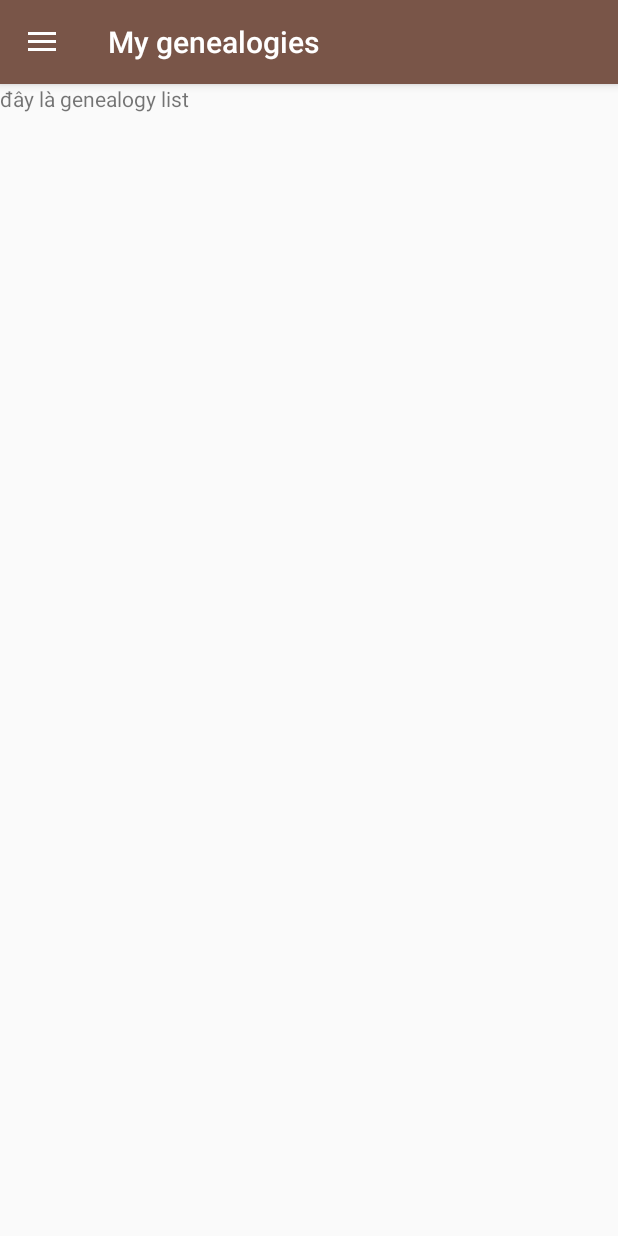
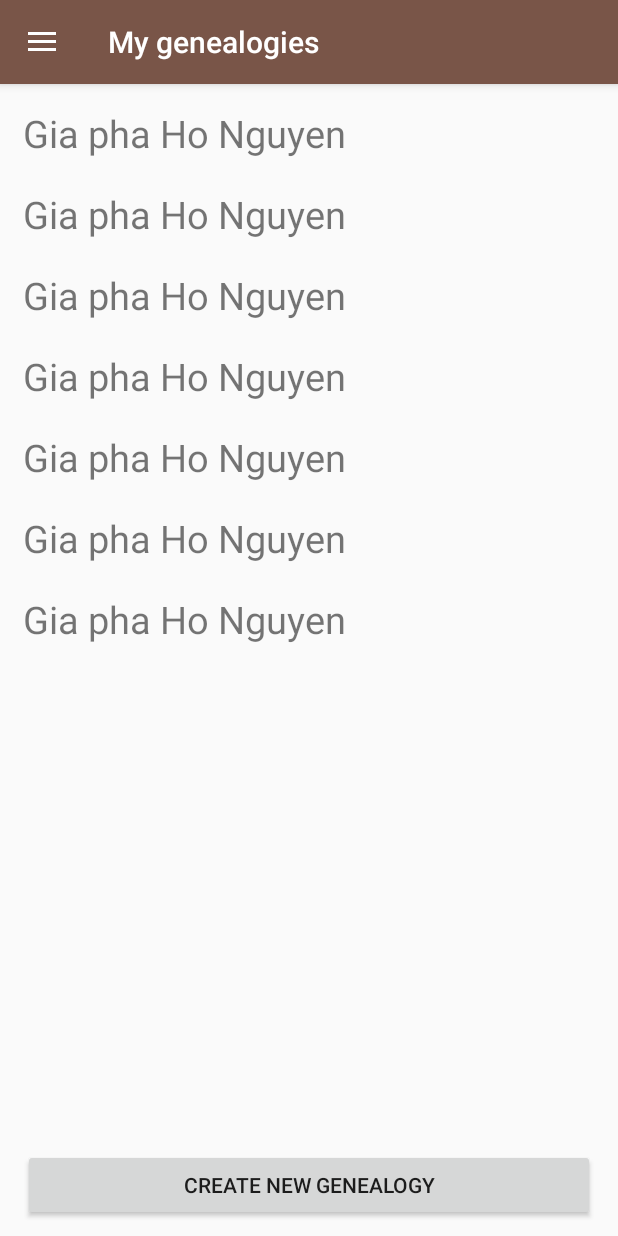
Before and after one commit to ntngocanh21/Genealogy-Android, an Android app: the GenealogyActivity screen opened directly, with no data from a screen before it, on a phone screen of 412 x 824 dp. Run offline under Robolectric (Android 15) with nearby library versions, the light colour scheme and no system bars; our stand-ins replace ButterKnife.

Commit message:
create screens

```diff
--- a/app/build.gradle
+++ b/app/build.gradle
@@ -24,6 +24,7 @@ dependencies {
     implementation 'com.android.support:design:27.1.1'
     implementation 'com.android.support:appcompat-v7:27.1.1'
     implementation 'com.android.support.constraint:constraint-layout:1.1.3'
+    implementation 'com.android.support:support-v4:27.1.1'
     testImplementation 'junit:junit:4.12'
     androidTestImplementation 'com.android.support.test:runner:1.0.2'
     androidTestImplementation 'com.android.support.test.espresso:espresso-core:3.0.2'
--- /dev/null
+++ b/app/src/main/java/com/senior/project/genealogy/response/Genealogy.java
@@ -0,0 +1,49 @@
+package com.senior.project.genealogy.response;
+
+import com.google.gson.annotations.Expose;
+import com.google.gson.annotations.SerializedName;
+
+public class Genealogy {
+
+    @SerializedName("id")
+    @Expose
+    private Integer id;
+
+    @SerializedName("name")
+    @Expose
+    private String name;
+
+    @SerializedName("history")
+    @Expose
+    private String history;
+
+    public Genealogy(Integer id, String name, String history) {
+        this.id = id;
+        this.name = name;
+        this.history = history;
+    }
+
+    public Integer getId() {
+        return id;
+    }
+
+    public void setId(Integer id) {
+        this.id = id;
+    }
+
+    public String getName() {
+        return name;
+    }
+
+    public void setName(String name) {
+        this.name = name;
+    }
+
+    public String getHistory() {
+        return history;
+    }
+
+    public void setHistory(String history) {
+        this.history = history;
+    }
+}
--- a/app/src/main/java/com/senior/project/genealogy/view/activity/genealogy/GenealogyActivity.java
+++ b/app/src/main/java/com/senior/project/genealogy/view/activity/genealogy/GenealogyActivity.java
@@ -1,7 +1,10 @@
 package com.senior.project.genealogy.view.activity.genealogy;
 
 import android.content.Intent;
+import android.net.Uri;
 import android.support.design.widget.NavigationView;
+import android.support.v4.app.Fragment;
+import android.support.v4.app.FragmentManager;
 import android.support.v4.view.GravityCompat;
 import android.support.v4.widget.DrawerLayout;
 import android.support.v7.app.ActionBarDrawerToggle;
@@ -12,6 +15,7 @@ import android.widget.Toast;
 
 import com.senior.project.genealogy.R;
 import com.senior.project.genealogy.view.activity.search.SearchActivity;
+import com.senior.project.genealogy.view.fragment.genealogy.GenealogyFragment;
 
 public class GenealogyActivity extends AppCompatActivity implements GenealogyView, NavigationView.OnNavigationItemSelectedListener{
 
@@ -31,6 +35,14 @@ public class GenealogyActivity extends AppCompatActivity implements GenealogyVie
         getSupportActionBar().setDisplayHomeAsUpEnabled(true);
         mNavigationView = (NavigationView) findViewById(R.id.nav_view_genealogy);
         mNavigationView.setNavigationItemSelectedListener(this);
+
+
+        Fragment mFragment = null;
+        mFragment = new GenealogyFragment();
+
+        FragmentManager fragmentManager = getSupportFragmentManager();
+        fragmentManager.beginTransaction().add(R.id.genealogy_container, mFragment).commit();
+
     }
 
     @Override
--- /dev/null
+++ b/app/src/main/java/com/senior/project/genealogy/view/fragment/genealogy/GenealogyFragment.java
@@ -0,0 +1,77 @@
+package com.senior.project.genealogy.view.fragment.genealogy;
+
+import android.os.Bundle;
+import android.support.v4.app.Fragment;
+import android.support.v4.app.FragmentManager;
+import android.support.v7.widget.LinearLayoutManager;
+import android.support.v7.widget.RecyclerView;
+import android.view.LayoutInflater;
+import android.view.View;
+import android.view.ViewGroup;
+import android.widget.Button;
+
+import com.senior.project.genealogy.R;
+import com.senior.project.genealogy.response.Genealogy;
+import com.senior.project.genealogy.view.fragment.genealogy.adapter.RecyclerViewItemGenealogyAdapter;
+
+import java.util.ArrayList;
+import java.util.List;
+
+import butterknife.BindView;
+import butterknife.ButterKnife;
+import butterknife.OnClick;
+
+
+public class GenealogyFragment extends Fragment {
+
+    @BindView(R.id.btnCreateGenealogy)
+    Button btnCreateGenealogy;
+
+    @BindView(R.id.recycler_view)
+    RecyclerView mRecyclerView;
+
+    RecyclerViewItemGenealogyAdapter mRcvAdapter;
+    List<Genealogy> data;
+
+    public GenealogyFragment() {
+
+    }
+
+    @Override
+    public View onCreateView(LayoutInflater inflater, ViewGroup container, Bundle savedInstanceState) {
+        View view = inflater.inflate(R.layout.fragment_genealogy, container, false);
+        ButterKnife.bind(this, view);
+
+        data = new ArrayList<>();
+        data.add(new Genealogy(null,"Gia pha Ho Nguyen", "ls Gia pha Ho Nguyen"));
+        data.add(new Genealogy(null,"Gia pha Ho Nguyen", "ls Gia pha Ho Nguyen"));
+        data.add(new Genealogy(null,"Gia pha Ho Nguyen", "ls Gia pha Ho Nguyen"));
+        data.add(new Genealogy(null,"Gia pha Ho Nguyen", "ls Gia pha Ho Nguyen"));
+        data.add(new Genealogy(null,"Gia pha Ho Nguyen", "ls Gia pha Ho Nguyen"));
+        data.add(new Genealogy(null,"Gia pha Ho Nguyen", "ls Gia pha Ho Nguyen"));
+        data.add(new Genealogy(null,"Gia pha Ho Nguyen", "ls Gia pha Ho Nguyen"));
+        FragmentManager fragmentManager = getActivity().getSupportFragmentManager();
+        mRcvAdapter = new RecyclerViewItemGenealogyAdapter(getActivity(), fragmentManager, data);
+
+        LinearLayoutManager layoutManager = new LinearLayoutManager(getContext());
+        layoutManager.setOrientation(LinearLayoutManager.VERTICAL);
+
+        mRecyclerView.setLayoutManager(layoutManager);
+        mRecyclerView.setAdapter(mRcvAdapter);
+
+        return view;
+    }
+
+    @OnClick(R.id.btnCreateGenealogy)
+    public void onClick(){
+        CreateGenealogyFragment mFragment = new CreateGenealogyFragment();
+        FragmentManager fragmentManager = getActivity().getSupportFragmentManager();
+        fragmentManager.beginTransaction().replace(R.id.genealogy_container, mFragment)
+                .addToBackStack(null)
+                .commit();
+    }
+
+
+
+
+}
--- /dev/null
+++ b/app/src/main/java/com/senior/project/genealogy/view/fragment/genealogy/adapter/RecyclerViewItemGenealogyAdapter.java
@@ -0,0 +1,85 @@
+package com.senior.project.genealogy.view.fragment.genealogy.adapter;
+
+import android.content.Context;
+import android.support.v4.app.FragmentManager;
+import android.support.v4.content.ContextCompat;
+import android.support.v7.widget.RecyclerView;
+import android.view.LayoutInflater;
+import android.view.View;
+import android.view.ViewGroup;
+import android.widget.LinearLayout;
+import android.widget.TextView;
+
+import com.senior.project.genealogy.R;
+import com.senior.project.genealogy.response.Genealogy;
+import com.senior.project.genealogy.view.fragment.genealogy.GenealogyDetailFragment;
+
+import java.util.ArrayList;
+import java.util.List;
+
+public class RecyclerViewItemGenealogyAdapter extends RecyclerView.Adapter<RecyclerViewItemGenealogyAdapter.RecyclerViewHolder>{
+    private Context mContext;
+    private FragmentManager mFragmentManager;
+    private List<Genealogy> data = new ArrayList<>();
+
+    public RecyclerViewItemGenealogyAdapter(Context mContext, FragmentManager mFragmentManager, List<Genealogy> data) {
+        this.mContext = mContext;
+        this.data = data;
+        this.mFragmentManager = mFragmentManager;
+    }
+
+    @Override
+    public RecyclerViewHolder onCreateViewHolder(ViewGroup parent, int viewType) {
+        LayoutInflater inflater = LayoutInflater.from(parent.getContext());
+        View view = inflater.inflate(R.layout.item_genealogy, parent, false);
+        return new RecyclerViewHolder(view);
+    }
+
+    @Override
+    public void onBindViewHolder(final RecyclerViewHolder holder, int position) {
+        holder.txtGenealogyName.setText(data.get(position).getName());
+
+        holder.line.setOnClickListener(new View.OnClickListener() {
+            @Override
+            public void onClick(View v) {
+                holder.line.setBackgroundColor(ContextCompat.getColor(mContext, R.color.colorAccent));
+                GenealogyDetailFragment mFragment = new GenealogyDetailFragment();
+
+                mFragmentManager.beginTransaction().replace(R.id.genealogy_container, mFragment)
+                        .addToBackStack(null)
+                        .commit();
+            }
+        });
+    }
+
+    @Override
+    public int getItemCount() {
+        return data.size();
+    }
+
+
+    public class RecyclerViewHolder extends RecyclerView.ViewHolder {
+        TextView txtGenealogyName;
+        TextView txtGenealogyOwner;
+        TextView txtGenealogyDate;
+        LinearLayout line;
+
+        public RecyclerViewHolder(View itemView) {
+            super(itemView);
+            txtGenealogyName = (TextView) itemView.findViewById(R.id.txtGenealogyName);
+            txtGenealogyOwner = (TextView) itemView.findViewById(R.id.txtGenealogyOwner);
+            txtGenealogyDate = (TextView) itemView.findViewById(R.id.txtGenealogyDate);
+            line = (LinearLayout) itemView.findViewById(R.id.line);
+        }
+    }
+
+    public interface OnItemClickedListener {
+        void onItemClick(String username);
+    }
+
+    private OnItemClickedListener onItemClickedListener;
+
+    public void setOnItemClickedListener(OnItemClickedListener onItemClickedListener) {
+        this.onItemClickedListener = onItemClickedListener;
+    }
+}
--- a/app/src/main/res/layout/activity_genealogy.xml
+++ b/app/src/main/res/layout/activity_genealogy.xml
@@ -20,9 +20,16 @@
 
     </android.support.design.widget.NavigationView>
 
-    <TextView
-        android:layout_width="wrap_content"
-        android:layout_height="wrap_content"
-        android:text="đây là genealogy list"/>
+    <LinearLayout
+        android:layout_width="match_parent"
+        android:layout_height="match_parent"
+        android:layout_marginTop="15dp"
+        android:layout_marginRight="15dp"
+        android:layout_marginBottom="10dp"
+        android:layout_marginLeft="15dp"
+        android:id="@+id/genealogy_container"
+        android:orientation="horizontal">
+
+    </LinearLayout>
 
 </android.support.v4.widget.DrawerLayout>
--- /dev/null
+++ b/app/src/main/res/layout/fragment_genealogy.xml
@@ -0,0 +1,24 @@
+<?xml version="1.0" encoding="utf-8"?>
+<FrameLayout xmlns:android="http://schemas.android.com/apk/res/android"
+    xmlns:tools="http://schemas.android.com/tools"
+    android:layout_width="match_parent"
+    android:layout_height="match_parent"
+    tools:context=".view.fragment.genealogy.GenealogyFragment"
+    android:id="@+id/genealogy_frame">
+
+    <android.support.v7.widget.RecyclerView
+        android:id="@+id/recycler_view"
+        android:layout_width="match_parent"
+        android:layout_height="match_parent">
+
+    </android.support.v7.widget.RecyclerView>
+
+    <Button
+        android:layout_width="match_parent"
+        android:layout_height="wrap_content"
+        android:text="Create new genealogy"
+        android:layout_gravity="bottom"
+        android:id="@+id/btnCreateGenealogy"
+        />
+
+</FrameLayout>
--- /dev/null
+++ b/app/src/main/res/layout/item_genealogy.xml
@@ -0,0 +1,33 @@
+<?xml version="1.0" encoding="utf-8"?>
+<LinearLayout
+    xmlns:android="http://schemas.android.com/apk/res/android"
+    android:layout_width="match_parent"
+    android:layout_height="wrap_content"
+    android:orientation="vertical"
+    android:id="@+id/line">
+
+    <TextView
+        android:id="@+id/txtGenealogyName"
+        android:layout_width="wrap_content"
+        android:layout_height="wrap_content"
+        android:textSize="25dp" />
+
+    <RelativeLayout
+        android:layout_width="match_parent"
+        android:layout_height="match_parent">
+
+        <TextView
+            android:id="@+id/txtGenealogyOwner"
+            android:layout_width="wrap_content"
+            android:layout_height="wrap_content"
+            android:layout_alignParentLeft="true"/>
+
+        <TextView
+            android:id="@+id/txtGenealogyDate"
+            android:layout_width="wrap_content"
+            android:layout_height="wrap_content"
+            android:layout_alignParentRight="true"/>
+
+    </RelativeLayout>
+
+</LinearLayout>
--- a/app/src/main/res/values/strings.xml
+++ b/app/src/main/res/values/strings.xml
@@ -2,4 +2,6 @@
     <string name="app_name">Genealogy</string>
     <string name="open">Open</string>
     <string name="close">Close</string>
+
+    <string name="hello_blank_fragment">Hello blank fragment</string>
 </resources>
```
Also changed, not shown: app/src/main/java/com/senior/project/genealogy/view/fragment/genealogy/CreateGenealogyFragment.java (added, +34 -0 lines), app/src/main/java/com/senior/project/genealogy/view/fragment/genealogy/GenealogyDetailFragment.java (added, +44 -0 lines), app/src/main/java/com/senior/project/genealogy/view/fragment/genealogy/UpdateGenealogyFragment.java (added, +24 -0 lines), app/src/main/res/layout/fragment_create_genealogy.xml (added, +59 -0 lines), app/src/main/res/layout/fragment_genealogy_detail.xml (added, +94 -0 lines), app/src/main/res/layout/fragment_update_genealogy.xml (added, +79 -0 lines).
